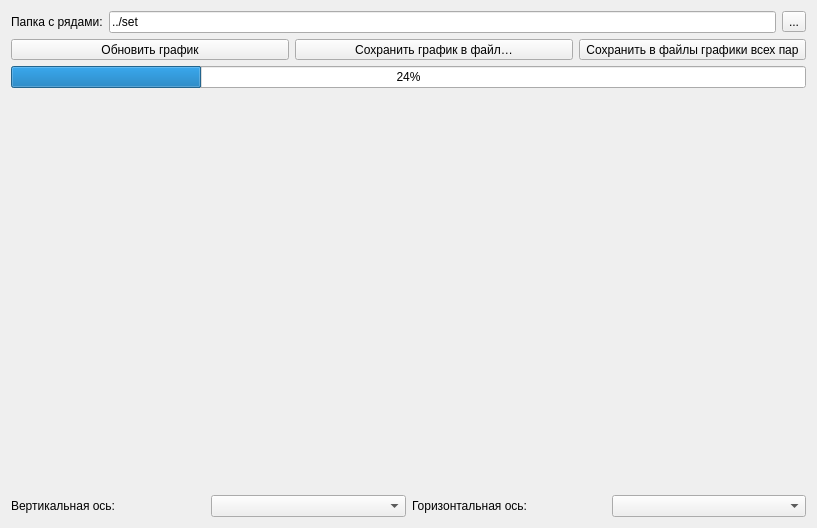
Qt form GUI/Plot.ui (gluk47/tsanalyzer) before a commit.
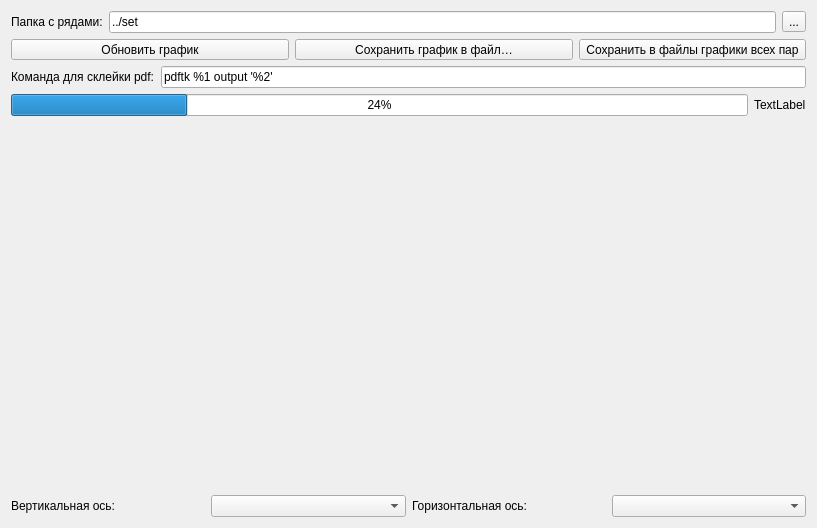
The same form after that commit. Icons and pictures are not drawn. Custom widgets are drawn as their Qt base class.

What changed in the file:
```diff
--- a/GUI/Plot.ui
+++ b/GUI/Plot.ui
@@ -85,11 +85,46 @@
     </layout>
    </item>
    <item>
-    <widget class="QProgressBar" name="progressBar">
-     <property name="value">
-      <number>24</number>
-     </property>
-    </widget>
+    <layout class="QHBoxLayout" name="horizontalLayout_4">
+     <item>
+      <widget class="QLabel" name="label_4">
+       <property name="toolTip">
+        <string>&lt;html&gt;&lt;head/&gt;&lt;body&gt;&lt;p&gt;Команда, которая будет запущена для сборки pdf всех графиков в один файл «plots.pdf» по нажатию кнопки «Сохранить в файл графики всех пар».&lt;/p&gt;&lt;p&gt;«%1» будет заменено на названия всех файлов через пробел; «%2» будет заменено на имя выходного файла.&lt;/p&gt;&lt;/body&gt;&lt;/html&gt;</string>
+       </property>
+       <property name="text">
+        <string>Команда для склейки pdf:</string>
+       </property>
+      </widget>
+     </item>
+     <item>
+      <widget class="QLineEdit" name="pdftk">
+       <property name="toolTip">
+        <string>&lt;html&gt;&lt;head/&gt;&lt;body&gt;&lt;p&gt;Команда, которая будет запущена для сборки pdf всех графиков в один файл «plots.pdf» по нажатию кнопки «Сохранить в файл графики всех пар».&lt;/p&gt;&lt;p&gt;«%1» будет заменено на названия всех файлов через пробел; «%2» будет заменено на имя выходного файла.&lt;/p&gt;&lt;/body&gt;&lt;/html&gt;</string>
+       </property>
+       <property name="text">
+        <string>pdftk %1 output '%2'</string>
+       </property>
+      </widget>
+     </item>
+    </layout>
+   </item>
+   <item>
+    <layout class="QHBoxLayout" name="horizontalLayout_5">
+     <item>
+      <widget class="QProgressBar" name="progressBar">
+       <property name="value">
+        <number>24</number>
+       </property>
+      </widget>
+     </item>
+     <item>
+      <widget class="QLabel" name="progressMsg">
+       <property name="text">
+        <string>TextLabel</string>
+       </property>
+      </widget>
+     </item>
+    </layout>
    </item>
    <item>
     <widget class="QCustomPlot" name="plotWidget" native="true">
```
Left out of the diff: 35 changed lines with no effect on the pictures.
